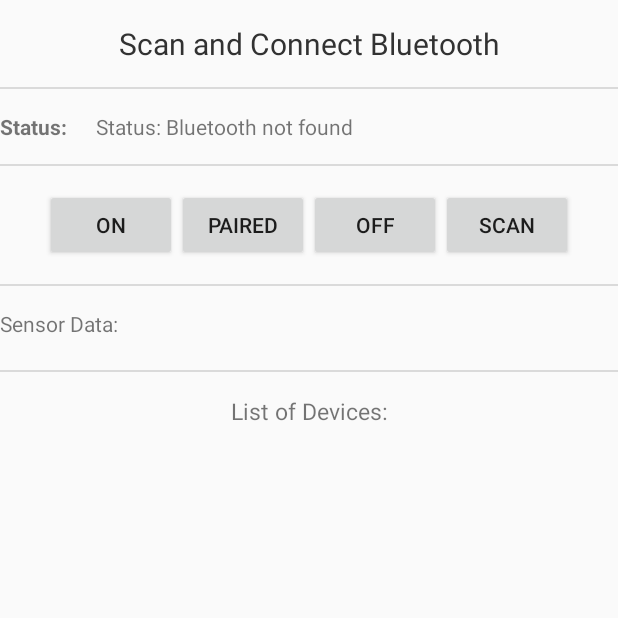
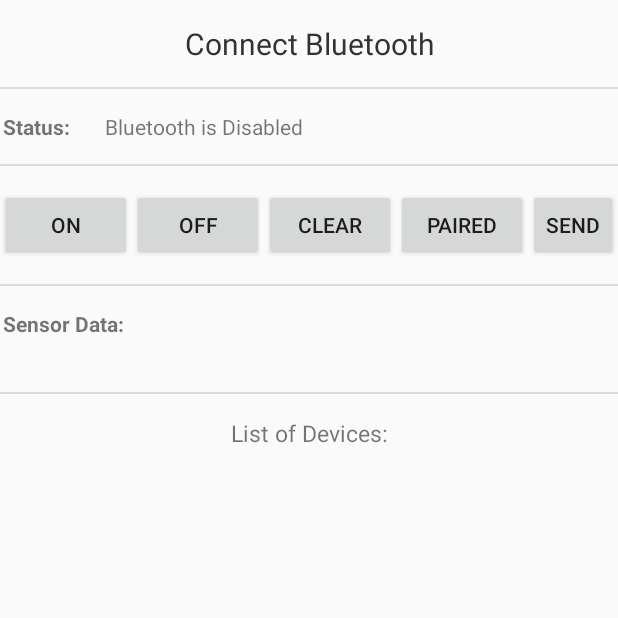
Before and after one commit to budiryan/urinalysis-app, an Android app: the fragment ConnectFragment shown on its own in the app's theme, on a phone screen of 412 x 824 dp, the top half of it. Run offline under Robolectric (Android 15) with nearby library versions, the light colour scheme and no system bars; libraries missing offline, so code that uses them is left out: com.inthecheesefactory.thecheeselibrary; 5 statements that could not run were skipped.

Commit message:
i want to sleep

```diff
--- a/frontend/urinalysis/app/src/main/java/com/example/urinalysis/urinalysis/ConnectFragment.java
+++ b/frontend/urinalysis/app/src/main/java/com/example/urinalysis/urinalysis/ConnectFragment.java
@@ -28,6 +28,7 @@ import android.widget.ListView;
 import android.widget.TextView;
 import android.widget.Toast;
 
+import com.example.urinalysis.urinalysis.models.Substance;
 import com.inthecheesefactory.thecheeselibrary.fragment.support.v4.app.StatedFragment;
 
 import java.io.IOException;
@@ -37,6 +38,12 @@ import java.io.UnsupportedEncodingException;
 import java.lang.reflect.Method;
 import java.util.Set;
 import java.util.UUID;
+
+import retrofit2.Call;
+import retrofit2.Callback;
+import retrofit2.Response;
+import retrofit2.Retrofit;
+import retrofit2.converter.gson.GsonConverterFactory;
 
 /**
  * Created by budiryan on 2/21/18.
@@ -48,10 +55,11 @@ public class ConnectFragment extends StatedFragment{
 
     // GUI Components
     private TextView mBluetoothStatus;
-    private Button mScanBtn;
+    private Button mOnBtn;
     private Button mOffBtn;
     private Button mListPairedDevicesBtn;
-    private Button mDiscoverBtn;
+    private Button mSendDataBtn;
+    private Button mClearBtn;
     public static BluetoothAdapter mBTAdapter;
     private Set<BluetoothDevice> mPairedDevices;
     private ArrayAdapter<String> mBTArrayAdapter;
@@ -60,6 +68,7 @@ public class ConnectFragment extends StatedFragment{
     public static ConnectedThread mConnectedThread; // bluetooth background worker thread to send and receive data
     public static BluetoothSocket mBTSocket = null; // bi-directional client-to-client data path
     private TextView sensorData;
+    private Float sensorDataValue;
 
     private static final UUID BTMODULEUUID = UUID.fromString("00001101-0000-1000-8000-00805F9B34FB"); // "random" unique identifier
 
@@ -68,21 +77,35 @@ public class ConnectFragment extends StatedFragment{
     private final static int MESSAGE_READ = 2; // used in bluetooth handler to identify message update
     private final static int CONNECTING_STATUS = 3; // used in bluetooth handler to identify message status
 
+
+    // For calling the API through retrofit
+    private Api api;
+    private Retrofit retrofit;
+    private Integer sendCount;
+
     @SuppressLint("HandlerLeak")
     @Nullable
     @Override
     public View onCreateView(LayoutInflater inflater, @Nullable ViewGroup container, Bundle savedInstanceState) {
         View view = inflater.inflate(R.layout.connect_fragment, container, false);
 
-        mBluetoothStatus = (TextView)view.findViewById(R.id.bluetoothStatus);
-        mScanBtn = (Button)view.findViewById(R.id.scan);
-        mOffBtn = (Button)view.findViewById(R.id.off);
-        mDiscoverBtn = (Button)view.findViewById(R.id.discover);
-        mListPairedDevicesBtn = (Button)view.findViewById(R.id.PairedBtn);
-        mBTArrayAdapter = new ArrayAdapter<String>(getActivity(), android.R.layout.simple_list_item_1);
+        retrofit = new Retrofit.Builder()
+                .baseUrl(Api.BASE_URL)
+                .addConverterFactory(GsonConverterFactory.create())
+                .build();
+        api = retrofit.create(Api.class);
+        sendCount = 0;
+
+        mBluetoothStatus = view.findViewById(R.id.bluetoothStatus);
+        mOnBtn = view.findViewById(R.id.on);
+        mOffBtn = view.findViewById(R.id.off);
+        mSendDataBtn = view.findViewById(R.id.send_data);
+        mListPairedDevicesBtn = view.findViewById(R.id.PairedBtn);
+        mClearBtn = view.findViewById(R.id.clear);
+        mBTArrayAdapter = new ArrayAdapter<>(getActivity(), android.R.layout.simple_list_item_1);
         mBTAdapter = BluetoothAdapter.getDefaultAdapter(); // get a handle on the bluetooth radio
 
-        mDevicesListView = (ListView)view.findViewById(R.id.devicesListView);
+        mDevicesListView = view.findViewById(R.id.devicesListView);
         mDevicesListView.setAdapter(mBTArrayAdapter); // assign model to view
         mDevicesListView.setOnItemClickListener(mDeviceClickListener);
 
@@ -103,11 +126,13 @@ public class ConnectFragment extends StatedFragment{
                     } catch (UnsupportedEncodingException e) {
                         e.printStackTrace();
                     }
-
-//                    if (readMessage.charAt(0) == 'g'){
-
-                        sensorData.setText(readMessage);
-//                    }
+                    try {
+                        sensorDataValue = Float.parseFloat(readMessage);
+                        sensorData.setText(String.valueOf(sensorDataValue));
+                    }
+                    catch (Exception e){
+                        Log.e(TAG, "sensor data not valid", e);
+                    }
                 }
 
                 if(msg.what == CONNECTING_STATUS){
@@ -127,7 +152,7 @@ public class ConnectFragment extends StatedFragment{
         }
 
         else {
-            mScanBtn.setOnClickListener(new View.OnClickListener() {
+            mOnBtn.setOnClickListener(new View.OnClickListener() {
                 @Override
                 public void onClick(View v) {
                     bluetoothOn(v);
@@ -141,6 +166,13 @@ public class ConnectFragment extends StatedFragment{
                 }
             });
 
+            mClearBtn.setOnClickListener(new View.OnClickListener() {
+                @Override
+                public void onClick(View view) {
+                    mDevicesListView.setAdapter(null);
+                }
+            });
+
             mListPairedDevicesBtn.setOnClickListener(new View.OnClickListener() {
                 @Override
                 public void onClick(View v){
@@ -148,14 +180,22 @@ public class ConnectFragment extends StatedFragment{
                 }
             });
 
-            mDiscoverBtn.setOnClickListener(new View.OnClickListener(){
+            mSendDataBtn.setOnClickListener(new View.OnClickListener(){
                 @Override
                 public void onClick(View v){
-                    discover(v);
+                    sendData(v);
                 }
             });
         }
 
+        if (!mBTAdapter.isEnabled()){
+            mBluetoothStatus.setText("Bluetooth is Disabled");
+        }
+        else {
+            mBluetoothStatus.setText("Bluetooth is Enabled");
+        }
+
+        listPairedDevices(view);
         return view;
     }
 
@@ -330,39 +370,42 @@ public class ConnectFragment extends StatedFragment{
     }
 
     private void listPairedDevices(View view){
+        mDevicesListView.setAdapter(mBTArrayAdapter); // assign model to view
         mPairedDevices = mBTAdapter.getBondedDevices();
+        mBTArrayAdapter = new ArrayAdapter<String>(getActivity(), android.R.layout.simple_list_item_1);
         if(mBTAdapter.isEnabled()) {
             // put it's one to the adapter
             for (BluetoothDevice device : mPairedDevices)
                 mBTArrayAdapter.add(device.getName() + "\n" + device.getAddress());
-
-            Toast.makeText(getActivity().getApplicationContext(),
-                    "Show Paired Devices", Toast.LENGTH_SHORT).show();
         }
         else
             Toast.makeText(getActivity().getApplicationContext(),
                     "Bluetooth not on", Toast.LENGTH_SHORT).show();
     }
 
-    private void discover(View view){
+    private void sendData(View view){
         // Check if the device is already discovering
-        if(mBTAdapter.isDiscovering()){
-            mBTAdapter.cancelDiscovery();
-            Toast.makeText(getActivity().getApplicationContext(),
-                    "Discovery stopped",Toast.LENGTH_SHORT).show();
+        try{
+            Call<Substance> save_substance = api.saveSubstance(sensorDataValue,
+                    5, 13, "Test posting from android! Count number: " + String.valueOf(sendCount));
+                save_substance.enqueue(new Callback<Substance>() {
+                    @Override
+                    public void onResponse(Call<Substance> call, Response<Substance> response) {
+                        Log.d(TAG, "response is: " + response.body().toString());
+                        sendCount += 1;
+                        Toast.makeText(getActivity().getApplicationContext(),
+                                "Data Succesfully Sent to Server, value is: "
+                                        + sensorDataValue, Toast.LENGTH_LONG).show();
+                    }
+
+                    @Override
+                    public void onFailure(Call<Substance> call, Throwable t) {
+                        Log.d(TAG, "ERROR SENDING");
+                    }
+                });
         }
-        else{
-            if(mBTAdapter.isEnabled()) {
-                mBTArrayAdapter.clear(); // clear items
-                mBTAdapter.startDiscovery();
-                Toast.makeText(getActivity().getApplicationContext(),
-                        "Discovery started", Toast.LENGTH_SHORT).show();
-                getActivity().registerReceiver(blReceiver, new IntentFilter(BluetoothDevice.ACTION_FOUND));
-            }
-            else{
-                Toast.makeText(getActivity().getApplicationContext(),
-                        "Bluetooth not on", Toast.LENGTH_SHORT).show();
-            }
+        catch (Exception e){
+
         }
     }
 
--- a/frontend/urinalysis/app/src/main/res/layout/connect_fragment.xml
+++ b/frontend/urinalysis/app/src/main/res/layout/connect_fragment.xml
@@ -16,7 +16,7 @@
                 android:ellipsize="end"
                 android:gravity="center"
                 android:maxLines="1"
-                android:text="Scan and Connect Bluetooth"
+                android:text="Connect Bluetooth"
                 android:textColor="@color/urinalysis_text"
                 android:textSize="20sp"
                 android:layout_marginTop="15dp"/>
@@ -36,6 +36,7 @@
                     android:layout_width="wrap_content"
                     android:layout_height="wrap_content"
                     android:layout_weight="0.1"
+                    android:layout_marginLeft="2dp"
                     android:ellipsize="end"
                     android:maxLines="1"
                     android:text="Status:"
@@ -65,17 +66,10 @@
                 android:gravity="center">
 
                 <Button
-                    android:id="@+id/scan"
+                    android:id="@+id/on"
                     android:layout_width="wrap_content"
                     android:layout_height="wrap_content"
                     android:text="On" />
-
-                <Button
-                    android:id="@+id/PairedBtn"
-                    android:layout_width="wrap_content"
-                    android:layout_height="wrap_content"
-                    android:text="Paired" />
-
 
                 <Button
                     android:id="@+id/off"
@@ -84,10 +78,22 @@
                     android:text="Off" />
 
                 <Button
-                    android:id="@+id/discover"
+                    android:id="@+id/clear"
                     android:layout_width="wrap_content"
                     android:layout_height="wrap_content"
-                    android:text="Scan" />
+                    android:text="Clear" />
+
+                <Button
+                    android:id="@+id/PairedBtn"
+                    android:layout_width="wrap_content"
+                    android:layout_height="wrap_content"
+                    android:text="Paired" />
+
+                <Button
+                    android:id="@+id/send_data"
+                    android:layout_width="wrap_content"
+                    android:layout_height="wrap_content"
+                    android:text="Send" />
 
             </LinearLayout>
 
@@ -101,19 +107,23 @@
 
         <LinearLayout
             android:layout_width="match_parent"
-            android:layout_height="25dp"
+            android:layout_height="wrap_content"
             android:orientation="vertical">
 
             <TextView
                 android:id="@+id/textView2"
                 android:layout_width="wrap_content"
                 android:layout_height="wrap_content"
-                android:text="Sensor Data:" />
+                android:layout_weight="0.9"
+                android:textStyle="bold"
+                android:layout_marginLeft="2dp"
+                android:text="Sensor Data: " />
 
             <TextView
                 android:id="@+id/sensorData"
-                android:layout_width="match_parent"
+                android:layout_width="wrap_content"
                 android:layout_height="wrap_content"
+                android:layout_marginTop="1dp"
                 />
         </LinearLayout>
 
```
Also changed, not shown: frontend/urinalysis/app/src/main/java/com/example/urinalysis/urinalysis/HistoryFragment.java (+14 -1 lines), frontend/urinalysis/app/src/main/res/layout/history_fragment.xml (+7 -0 lines), 1 other file.
